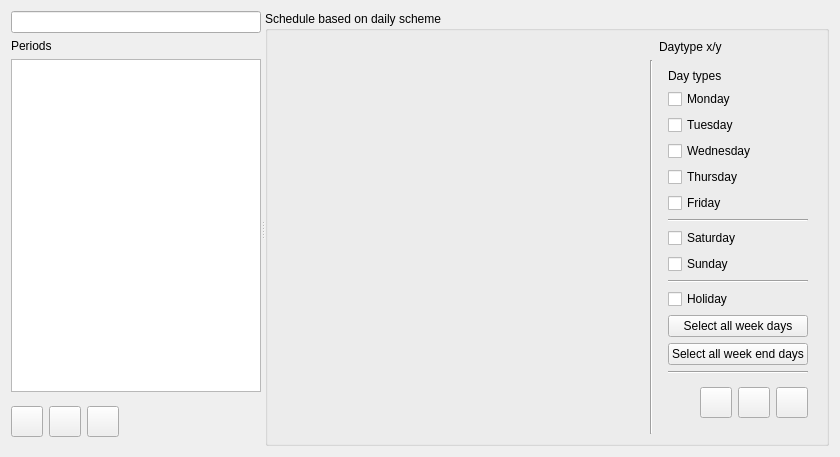
Above: SIM-VICUS/src/SVDBScheduleEditWidget.ui from ghorwin/SIM-VICUS before the change. Below: the same form after it.
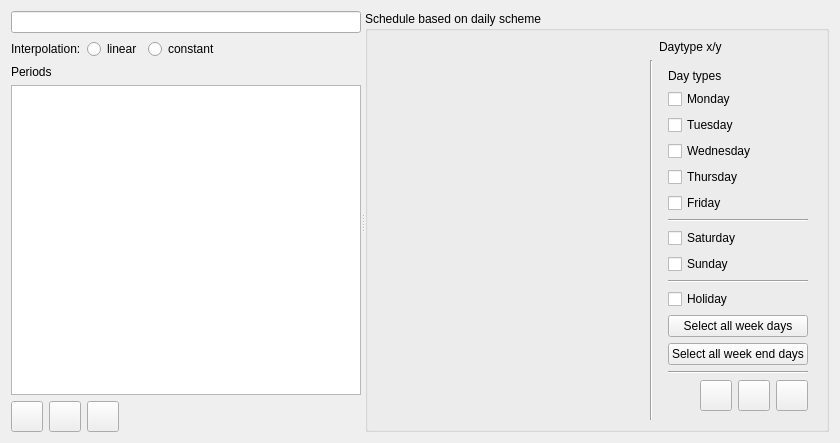
That is the form after the change. Icons and pictures are not drawn. Custom widgets are drawn as their Qt base class.

Commit message: Also applied some design fixes and added interpolation

```diff
--- a/SIM-VICUS/src/SVDBScheduleEditWidget.ui
+++ b/SIM-VICUS/src/SVDBScheduleEditWidget.ui
@@ -13,8 +13,8 @@
   <property name="windowTitle">
    <string>Form</string>
   </property>
-  <layout class="QHBoxLayout" name="horizontalLayout_2">
-   <item>
+  <layout class="QGridLayout" name="gridLayout_4">
+   <item row="0" column="0">
     <widget class="QSplitter" name="splitter">
      <property name="orientation">
       <enum>Qt::Horizontal</enum>
@@ -25,89 +25,60 @@
      <widget class="QWidget" name="widgetPeriod" native="true">
       <property name="maximumSize">
        <size>
-        <width>250</width>
+        <width>350</width>
         <height>16777215</height>
        </size>
       </property>
-      <layout class="QGridLayout" name="gridLayout" rowstretch="0,0,0,0">
-       <property name="leftMargin">
-        <number>0</number>
-       </property>
-       <property name="topMargin">
-        <number>0</number>
-       </property>
-       <property name="rightMargin">
-        <number>0</number>
-       </property>
-       <property name="bottomMargin">
-        <number>0</number>
-       </property>
-       <item row="3" column="0">
-        <widget class="QToolButton" name="toolButtonAddPeriod">
-         <property name="icon">
-          <iconset resource="../resources/SIM-VICUS.qrc">
-           <normaloff>:/gfx/actions/24x24/plus.png</normaloff>:/gfx/actions/24x24/plus.png</iconset>
-         </property>
-         <property name="iconSize">
-          <size>
-           <width>24</width>
-           <height>24</height>
-          </size>
-         </property>
-        </widget>
+      <layout class="QVBoxLayout" name="verticalLayout_2">
+       <item>
+        <widget class="QtExt::LanguageStringEditWidget1" name="lineEditName"/>
        </item>
-       <item row="3" column="2">
-        <widget class="QToolButton" name="toolButtonRemovePeriode">
-         <property name="icon">
-          <iconset resource="../resources/SIM-VICUS.qrc">
-           <normaloff>:/gfx/actions/24x24/minus.png</normaloff>:/gfx/actions/24x24/minus.png</iconset>
-         </property>
-         <property name="iconSize">
-          <size>
-           <width>24</width>
-           <height>24</height>
-          </size>
-         </property>
-        </widget>
+       <item>
+        <layout class="QHBoxLayout" name="horizontalLayout_3">
+         <item>
+          <widget class="QLabel" name="label">
+           <property name="text">
+            <string>Interpolation:</string>
+           </property>
+          </widget>
+         </item>
+         <item>
+          <widget class="QRadioButton" name="radioButtonLinear">
+           <property name="text">
+            <string>linear</string>
+           </property>
+          </widget>
+         </item>
+         <item>
+          <widget class="QRadioButton" name="radioButtonConstant">
+           <property name="text">
+            <string>constant</string>
+           </property>
+          </widget>
+         </item>
+         <item>
+          <spacer name="horizontalSpacer_3">
+           <property name="orientation">
+            <enum>Qt::Horizontal</enum>
+           </property>
+           <property name="sizeHint" stdset="0">
+            <size>
+             <width>119</width>
+             <height>20</height>
+            </size>
+           </property>
+          </spacer>
+         </item>
+        </layout>
        </item>
-       <item row="3" column="1">
-        <widget class="QToolButton" name="toolButtonCopyPeriod">
-         <property name="icon">
-          <iconset resource="../resources/SIM-VICUS.qrc">
-           <normaloff>:/gfx/actions/24x24/editcopy.png</normaloff>:/gfx/actions/24x24/editcopy.png</iconset>
-         </property>
-         <property name="iconSize">
-          <size>
-           <width>24</width>
-           <height>24</height>
-          </size>
-         </property>
-        </widget>
-       </item>
-       <item row="3" column="3">
-        <spacer name="horizontalSpacer">
-         <property name="orientation">
-          <enum>Qt::Horizontal</enum>
-         </property>
-         <property name="sizeHint" stdset="0">
-          <size>
-           <width>286</width>
-           <height>48</height>
-          </size>
-         </property>
-        </spacer>
-       </item>
-       <item row="1" column="0" colspan="2">
+       <item>
         <widget class="QLabel" name="label_2">
          <property name="text">
           <string>Periods</string>
          </property>
         </widget>
        </item>
-       <item row="0" column="0" colspan="4">
-        <widget class="QtExt::LanguageStringEditWidget1" name="lineEditName"/>
-       </item>
-       <item row="2" column="0" colspan="4">
+       <item>
         <widget class="QTableWidget" name="tableWidgetPeriods">
          <property name="alternatingRowColors">
           <bool>true</bool>
@@ -126,6 +97,65 @@
          </attribute>
         </widget>
        </item>
+       <item>
+        <layout class="QHBoxLayout" name="horizontalLayout_2">
+         <item>
+          <widget class="QToolButton" name="toolButtonAddPeriod">
+           <property name="icon">
+            <iconset resource="../resources/SIM-VICUS.qrc">
+             <normaloff>:/gfx/actions/24x24/plus.png</normaloff>:/gfx/actions/24x24/plus.png</iconset>
+           </property>
+           <property name="iconSize">
+            <size>
+             <width>24</width>
+             <height>24</height>
+            </size>
+           </property>
+          </widget>
+         </item>
+         <item>
+          <widget class="QToolButton" name="toolButtonCopyPeriod">
+           <property name="icon">
+            <iconset resource="../resources/SIM-VICUS.qrc">
+             <normaloff>:/gfx/actions/24x24/editcopy.png</normaloff>:/gfx/actions/24x24/editcopy.png</iconset>
+           </property>
+           <property name="iconSize">
+            <size>
+             <width>24</width>
+             <height>24</height>
+            </size>
+           </property>
+          </widget>
+         </item>
+         <item>
+          <widget class="QToolButton" name="toolButtonRemovePeriode">
+           <property name="icon">
+            <iconset resource="../resources/SIM-VICUS.qrc">
+             <normaloff>:/gfx/actions/24x24/minus.png</normaloff>:/gfx/actions/24x24/minus.png</iconset>
+           </property>
+           <property name="iconSize">
+            <size>
+             <width>24</width>
+             <height>24</height>
+            </size>
+           </property>
+          </widget>
+         </item>
+         <item>
+          <spacer name="horizontalSpacer">
+           <property name="orientation">
+            <enum>Qt::Horizontal</enum>
+           </property>
+           <property name="sizeHint" stdset="0">
+            <size>
+             <width>286</width>
+             <height>30</height>
+            </size>
+           </property>
+          </spacer>
+         </item>
+        </layout>
+       </item>
       </layout>
      </widget>
      <widget class="QGroupBox" name="groupBox">
@@ -288,7 +318,7 @@
                  <property name="sizeHint" stdset="0">
                   <size>
                    <width>17</width>
-                   <height>45</height>
+                   <height>30</height>
                   </size>
                  </property>
                 </spacer>
```
The commit also changes 2 other files.
